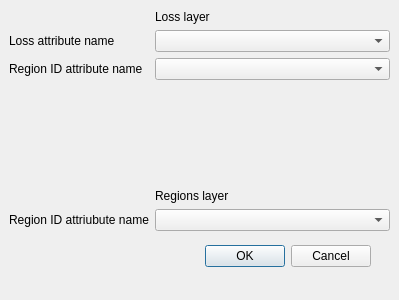
The window that svir/ui_attribute_selection.ui (gem/oq-irmt-qgis) describes before a commit, drawn with Qt 5.
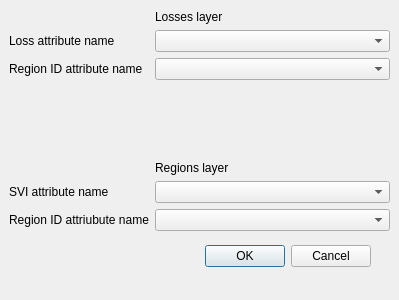
The same window after the commit.

Commit message: Attribute selection dialog also allowing to choose what's the attribute containing social vulnerability index

```diff
--- a/svir/ui_attribute_selection.ui
+++ b/svir/ui_attribute_selection.ui
@@ -65,14 +65,14 @@
     <item row="3" column="1">
      <widget class="QComboBox" name="reg_id_attr_name_loss_cbox"/>
     </item>
-    <item row="6" column="0">
+    <item row="7" column="0">
      <widget class="QLabel" name="reg_id_attr_name_region_lbl">
       <property name="text">
        <string>Region ID attriubute name</string>
       </property>
      </widget>
     </item>
-    <item row="6" column="1">
+    <item row="7" column="1">
      <widget class="QComboBox" name="reg_id_attr_name_region_cbox"/>
     </item>
     <item row="5" column="1">
@@ -85,7 +85,7 @@
     <item row="1" column="1">
      <widget class="QLabel" name="loss_layer_lbl">
       <property name="text">
-       <string>Loss layer</string>
+       <string>Losses layer</string>
       </property>
      </widget>
     </item>
@@ -102,6 +102,16 @@
       </property>
      </spacer>
     </item>
+    <item row="6" column="1">
+     <widget class="QComboBox" name="svi_attr_name_cbox"/>
+    </item>
+    <item row="6" column="0">
+     <widget class="QLabel" name="svi_attr_name_lbl">
+      <property name="text">
+       <string>SVI attribute name</string>
+      </property>
+     </widget>
+    </item>
    </layout>
   </widget>
  </widget>
```
The commit also changes 2 other files.
